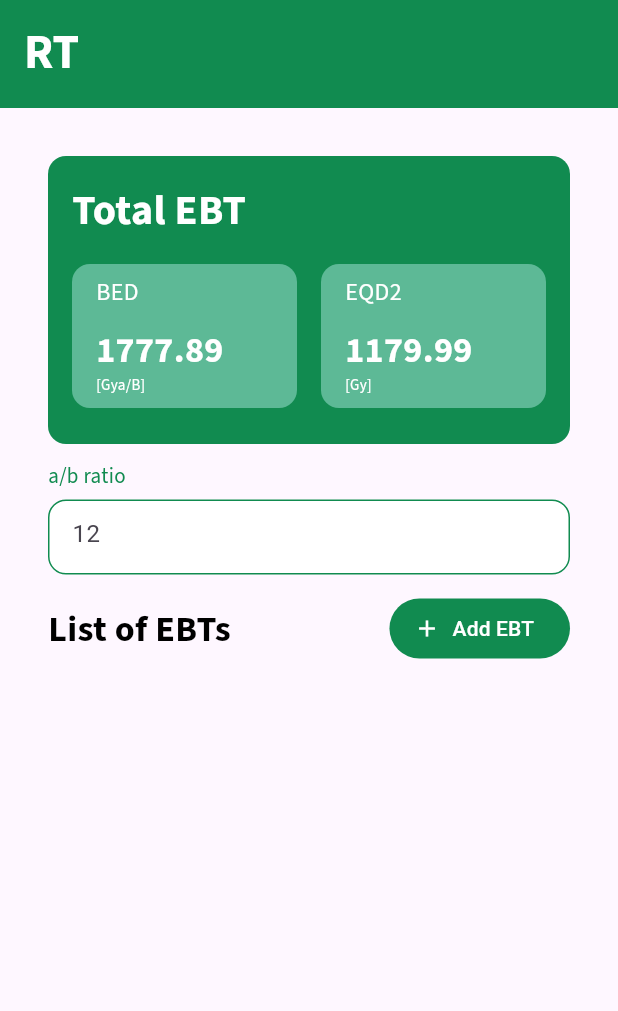
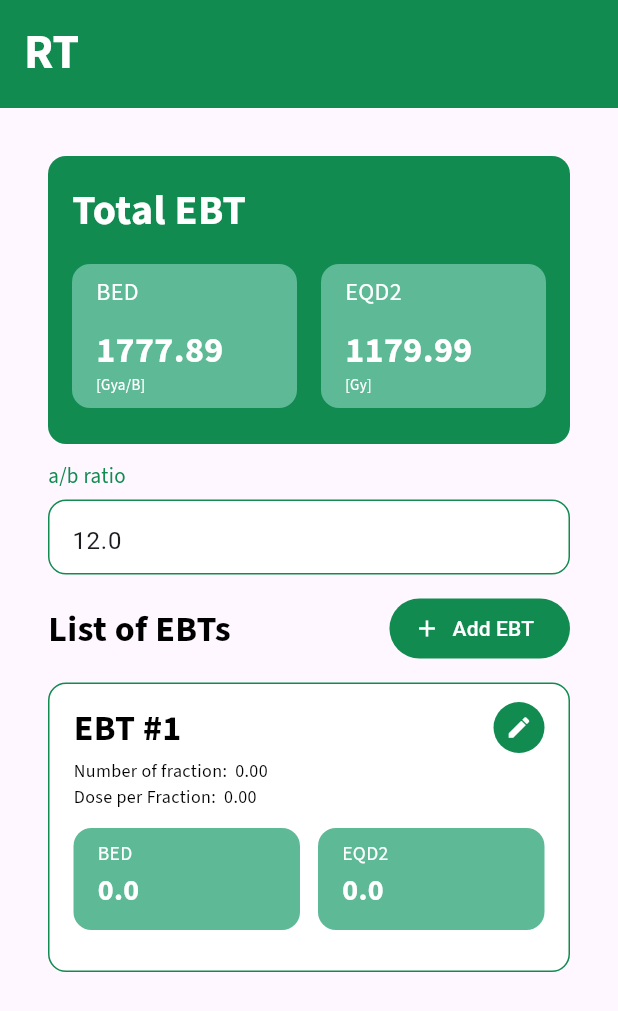
Before and after one commit to nicknaf297/Abah_app, a Flutter app: the screen it shows after launch, after a tap on "Add EBT", on a phone screen of 412 x 824 dp. Shown: the top 1011 px of the screen. Run offline on Flutter 3.47's test engine with Material 3 defaults, Android fonts, the phone set to English and light mode, and no system bars; our stand-ins replace flutter_riverpod, objectbox; generated files the repository leaves out were written again.

Commit message:
Some fixes for text field + to fix calculation

```diff
--- a/lib/provider.dart
+++ b/lib/provider.dart
@@ -42,6 +42,6 @@ final ebtCardEditProvider = StateNotifierProvider<EBTCardEditProvider, Map<int,
         (ref) => EBTCardEditProvider()
 );
 
-final aOverBRatioProvider = StateProvider<double>((ref) => 0.0);
+final aOverBRatioProvider = StateProvider<double>((ref) => 12.0);
 final totalBEDProvider = StateProvider<double>((ref) => 0.0);
 final totalEQD2Provider = StateProvider<double>((ref) => 0.0);
--- a/lib/responsive/vertical_view.dart
+++ b/lib/responsive/vertical_view.dart
@@ -1,34 +1,30 @@
 import 'package:abah_app/config/theme.dart';
 import 'package:abah_app/main.dart';
 import 'package:abah_app/model/ebt.dart';
-import 'package:abah_app/objectbox.g.dart';
+import 'package:abah_app/provider.dart';
 import 'package:abah_app/widgets/custom_button_with_icon.dart';
 import 'package:abah_app/widgets/custom_textfield.dart';
 import 'package:abah_app/widgets/ebt_card.dart';
 import 'package:abah_app/widgets/total_container.dart';
 import 'package:flutter/material.dart';
+import 'package:flutter_riverpod/flutter_riverpod.dart';
 
-class VerticalView extends StatefulWidget {
+class VerticalView extends ConsumerWidget {
   const VerticalView({super.key});
 
+  Future<void> addEBT() async {
+    EBT newEBT = EBT();
+    final id = objectBox.insertEBT(newEBT);
+
+    newEBT.name = "EBT #$id";
+    objectBox.insertEBT(newEBT);
+  }
+
   @override
-  State<VerticalView> createState() => _VerticalViewState();
-}
-
-void addEBT() {
-  EBT newEBT = EBT(name: "test");
-  objectBox.insertEBT(newEBT);
-}
-
-void deleteEBT(int id) {
-  objectBox.deleteEBT(id);
-}
-
-class _VerticalViewState extends State<VerticalView> {
-  @override
-  Widget build(BuildContext context) {
+  Widget build(BuildContext context, WidgetRef ref) {
     double width = MediaQuery.of(context).size.width;
-    TextEditingController ratioController = TextEditingController();
+    TextEditingController ratioController = TextEditingController(text: ref.watch(aOverBRatioProvider.notifier).state.toString());
+    final ebtListAsync = ref.watch(ebtListProvider);
 
     return Scaffold(
       body: SingleChildScrollView(
@@ -45,7 +41,6 @@ class _VerticalViewState extends State<VerticalView> {
               customTextField(
                 label: "a/b ratio",
                 textController: ratioController,
-                value: 12.toString()
               ),
               const SizedBox(height: 12),
               Row(
@@ -67,8 +62,20 @@ class _VerticalViewState extends State<VerticalView> {
                 ],
               ),
               const SizedBox(height: 12),
-              //ADD LIST HERE
-              const SizedBox(height: 12),
+              ebtListAsync.when(
+                data: (ebts) => Column(
+                  children: ebts.map((ebt) => Padding(
+                    padding: const EdgeInsets.fromLTRB(0, 0, 0, 12),
+                    child: EbtCard(
+                      ebt: ebt,
+                      width: width
+                      ),
+                    )
+                  ).toList()
+                ),
+                error: (stack, e) => Center(child: Text("Error $e")),
+                loading: () => const Center(child: CircularProgressIndicator())
+              ),
             ],
           ),
         ),
--- a/lib/widgets/custom_textfield.dart
+++ b/lib/widgets/custom_textfield.dart
@@ -3,7 +3,6 @@ import 'package:flutter/material.dart';
 
 Widget customTextField({
   required String label,
-  required String value,
   required TextEditingController textController,
 }) => Column(
         crossAxisAlignment: CrossAxisAlignment.start,
@@ -19,7 +18,7 @@ Widget customTextField({
           SizedBox(
             height: 50,
             child: TextFormField(
-              decoration: customInputDecoration(text: value),
+              decoration: customInputDecoration(),
               controller: textController,
               keyboardType: const TextInputType.numberWithOptions(decimal: true),
             ),
--- a/lib/widgets/ebt_card.dart
+++ b/lib/widgets/ebt_card.dart
@@ -20,7 +20,7 @@ class EbtCard extends ConsumerWidget{
     final editing = ref.watch(ebtCardEditProvider)[ebt.id] ?? false;
 
     return editing
-      ? ebtCardEdit(
+      ? EbtCardEdit(
         ebt: ebt,
         width: width
       )
--- a/lib/widgets/ebt_card_edit.dart
+++ b/lib/widgets/ebt_card_edit.dart
@@ -1,4 +1,6 @@
 import 'package:abah_app/config/theme.dart';
+import 'package:abah_app/helper/calculating_agent.dart';
+import 'package:abah_app/main.dart';
 import 'package:abah_app/model/ebt.dart';
 import 'package:abah_app/provider.dart';
 import 'package:abah_app/widgets/custom_icon_button.dart';
@@ -7,14 +9,64 @@ import 'package:abah_app/widgets/value_container_expanded.dart';
 import 'package:flutter/material.dart';
 import 'package:flutter_riverpod/flutter_riverpod.dart';
 
-final fractionController = TextEditingController();
-final doseController = TextEditingController();
+class EbtCardEdit extends ConsumerStatefulWidget{
+  final EBT ebt;
+  final double width;
 
-Widget ebtCardEdit ({
-  required EBT ebt,
-  required double width
-}) => Consumer(
-  builder: (context, ref, child) {
+  EbtCardEdit({
+    super.key,
+    required this.ebt,
+    required this.width
+  });
+
+  @override
+  ConsumerState<EbtCardEdit> createState() => _EbtCardEditState();
+}
+
+class _EbtCardEditState extends ConsumerState<EbtCardEdit> {
+  final calculatingAgent = CalculatingAgent();
+
+  late TextEditingController fractionController;
+  late TextEditingController doseController;
+
+  @override
+  void initState() {
+    super.initState();
+
+    fractionController = TextEditingController(text: widget.ebt.fraction.toStringAsFixed(2));
+    doseController = TextEditingController(text: widget.ebt.dosePerFraction.toStringAsFixed(2));
+
+    fractionController.addListener(updateValue);
+    doseController.addListener(updateValue);
+  }
+
+  @override
+  void dispose() {
+    super.dispose();
+    fractionController.dispose();
+    doseController.dispose();
+  }
+
+  void deleteEBT(int id) {
+    objectBox.deleteEBT(id);
+  }
+
+  void updateValue() {
+    final fraction = double.tryParse(fractionController.text) ?? 0;
+    final dose = double.tryParse(doseController.text) ?? 0;
+
+    widget.ebt.fraction = fraction;
+    widget.ebt.dosePerFraction = dose;
+
+    calculatingAgent.calculateEBT(widget.ebt.id, ref);
+    debugPrint("EQ2VALUE: " + widget.ebt.eqd2Value.toString());
+  }
+
+  @override
+  Widget build(BuildContext context) {
+    final ebt = widget.ebt;
+    final width = widget.width;
+
     return Container(
       height: 337,
       decoration: BoxDecoration(
@@ -43,7 +95,7 @@ Widget ebtCardEdit ({
                 icon: const Icon(Icons.delete),
                 color: red,
                 onPressed: () {
-                  ref.read(ebtCardEditProvider.notifier).set(ebt.id, false);
+                  deleteEBT(ebt.id);
                 }
               ),
               const SizedBox(width: 12),
@@ -60,12 +112,10 @@ Widget ebtCardEdit ({
           customTextField(
             label: "Number of fraction, n",
             textController: fractionController,
-            value: 12.toString()
           ),
           customTextField(
             label: "Dose per Fraction",
             textController: doseController,
-            value: 12.toString()
           ),
           const SizedBox(height: 12),
           Row(
@@ -93,4 +143,4 @@ Widget ebtCardEdit ({
       ),
     );
   }
-);
+}
--- a/lib/widgets/ebt_card_minimized.dart
+++ b/lib/widgets/ebt_card_minimized.dart
@@ -45,13 +45,13 @@ Widget ebtCardMinimized ({
           ),
           const SizedBox(height: 4),
           Text(
-            "Number of fraction:  $ebt.fraction",
+            "Number of fraction:  ${ebt.fraction.toStringAsFixed(2)}",
             style: customTextStyle(
               fontSize: 12
             ),
           ),
           Text(
-            "Dose per Fraction:  $ebt.dosePerFraction",
+            "Dose per Fraction:  ${ebt.dosePerFraction.toStringAsFixed(2)}",
             style: customTextStyle(
               fontSize: 12
             ),
```
Also changed, not shown: lib/config/theme.dart (+4 -5 lines), lib/responsive/horizontal_view.dart (+30 -16 lines), 5 other files.
